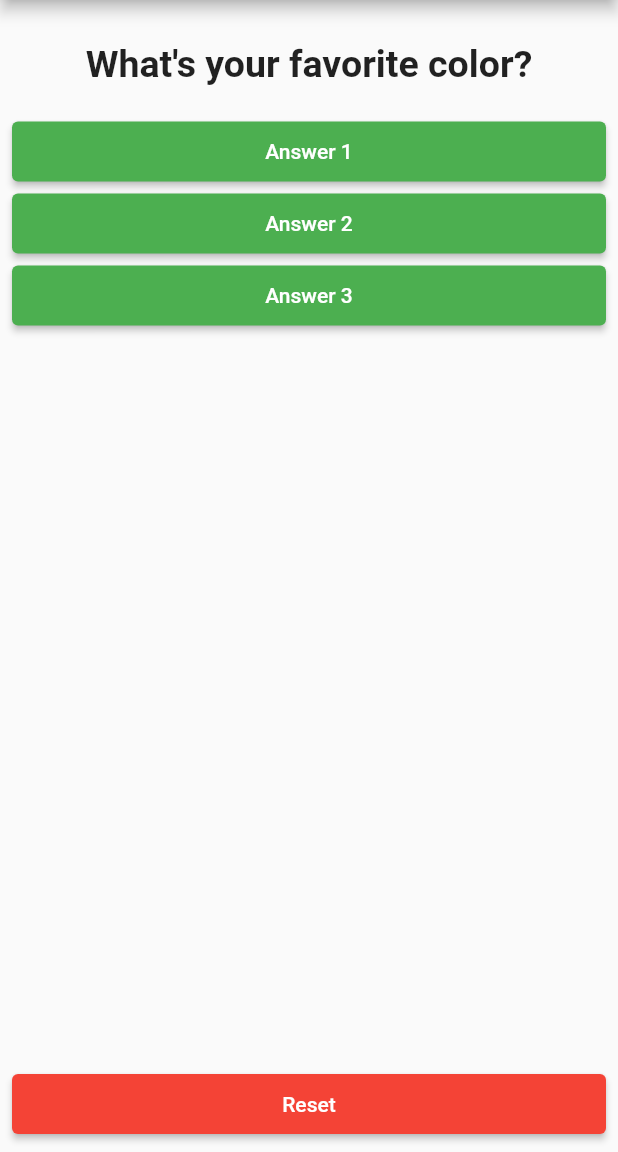
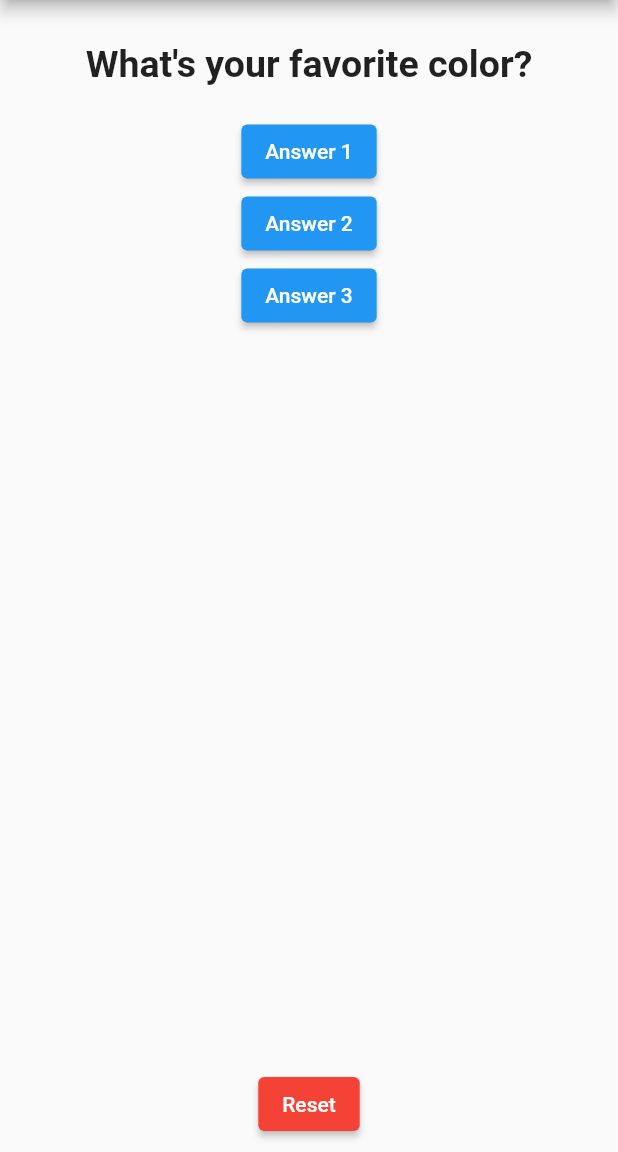
Before and after one commit to will-souza/quizapp, a Flutter app: the screen it shows after launch, on a phone screen of 412 x 824 dp, the part 84-1236 px from its top. Run offline on Flutter 3.47's test engine with Material 2 defaults, Android fonts, the phone set to English and light mode, and no system bars.

Commit message:
updated answers color method

```diff
--- a/lib/main.dart
+++ b/lib/main.dart
@@ -54,34 +54,30 @@ class _MyAppState extends State<MyApp> {
               ),
               ElevatedButton(
                 onPressed: _answerQuestion,
-                style: ElevatedButton.styleFrom(
-                  backgroundColor: Colors.green,
-                  minimumSize: const Size.fromHeight(40),
+                style: ButtonStyle(
+                  backgroundColor: MaterialStateProperty.all(Colors.blue),
                 ),
                 child: const Text('Answer 1'),
               ),
               ElevatedButton(
                 onPressed: _answerQuestion,
-                style: ElevatedButton.styleFrom(
-                  backgroundColor: Colors.green,
-                  minimumSize: const Size.fromHeight(40),
+                style: ButtonStyle(
+                  backgroundColor: MaterialStateProperty.all(Colors.blue),
                 ),
                 child: const Text('Answer 2'),
               ),
               ElevatedButton(
                 onPressed: _answerQuestion,
-                style: ElevatedButton.styleFrom(
-                  backgroundColor: Colors.green,
-                  minimumSize: const Size.fromHeight(40),
+                style: ButtonStyle(
+                  backgroundColor: MaterialStateProperty.all(Colors.blue),
                 ),
                 child: const Text('Answer 3'),
               ),
               const Spacer(),
               ElevatedButton(
                 onPressed: _resetQuestions,
-                style: ElevatedButton.styleFrom(
-                  backgroundColor: Colors.red,
-                  minimumSize: const Size.fromHeight(40),
+                style: ButtonStyle(
+                  backgroundColor: MaterialStateProperty.all(Colors.red),
                 ),
                 child: const Text('Reset'),
               ),
```
